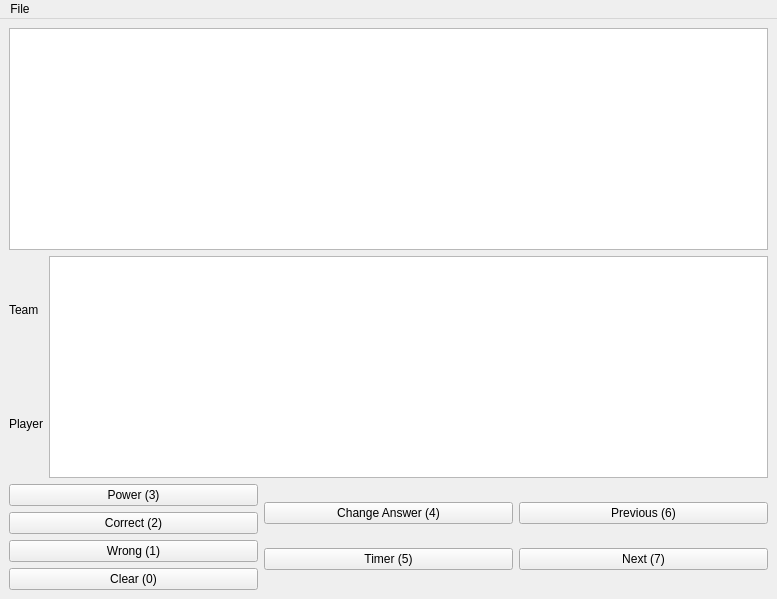
JustinTBayer/QBScore, file ui/moderatorwindow.ui: the form before one commit.
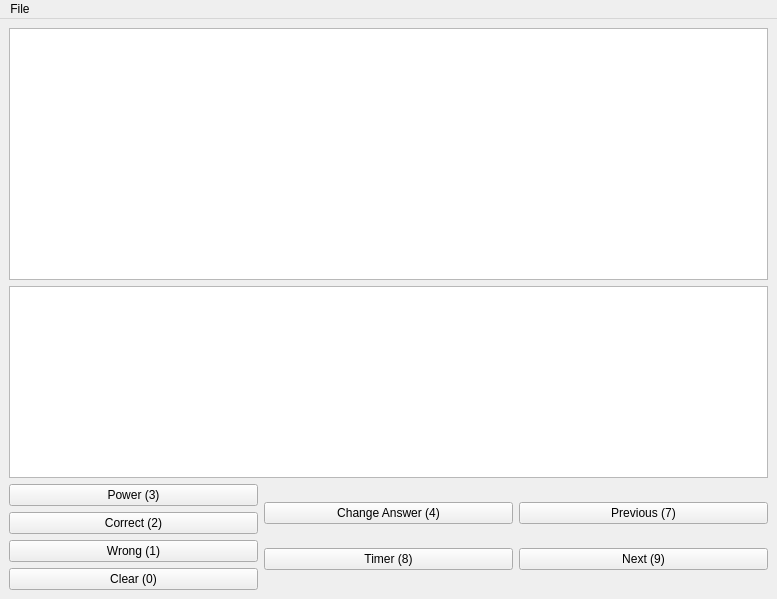
The form after the commit.

Diff of the .ui file:
```diff
--- a/ui/moderatorwindow.ui
+++ b/ui/moderatorwindow.ui
@@ -16,32 +16,26 @@
   <widget class="QWidget" name="widget">
    <layout class="QGridLayout" name="gridLayout">
     <item row="0" column="0">
-     <layout class="QVBoxLayout" name="verticalLayout">
+     <layout class="QVBoxLayout" name="verticalLayout" stretch="1,0,0">
       <item>
-       <widget class="QTextBrowser" name="Question"/>
+       <widget class="QTextBrowser" name="Question">
+        <property name="font">
+         <font>
+          <pointsize>14</pointsize>
+         </font>
+        </property>
+       </widget>
       </item>
       <item>
        <layout class="QHBoxLayout" name="horizontalLayout_2">
         <item>
-         <layout class="QVBoxLayout" name="verticalLayout_2">
-          <item>
-           <widget class="QLabel" name="Team">
-            <property name="text">
-             <string>Team</string>
-            </property>
-           </widget>
-          </item>
-          <item>
-           <widget class="QLabel" name="Name">
-            <property name="text">
-             <string>Player</string>
-            </property>
-           </widget>
-          </item>
-         </layout>
-        </item>
-        <item>
-         <widget class="QTextEdit" name="Answer"/>
+         <widget class="QTextEdit" name="Answer">
+          <property name="font">
+           <font>
+            <pointsize>14</pointsize>
+           </font>
+          </property>
+         </widget>
         </item>
        </layout>
       </item>
@@ -91,7 +85,7 @@
           <item>
            <widget class="QPushButton" name="pushButton">
             <property name="text">
-             <string>Timer (5)</string>
+             <string>Timer (8)</string>
             </property>
            </widget>
           </item>
@@ -102,14 +96,14 @@
           <item>
            <widget class="QPushButton" name="Previous">
             <property name="text">
-             <string>Previous (6)</string>
+             <string>Previous (7)</string>
             </property>
            </widget>
           </item>
           <item>
            <widget class="QPushButton" name="Next">
             <property name="text">
-             <string>Next (7)</string>
+             <string>Next (9)</string>
             </property>
            </widget>
           </item>
```
Left out of the diff: 4 changed lines with no effect on the pictures.
